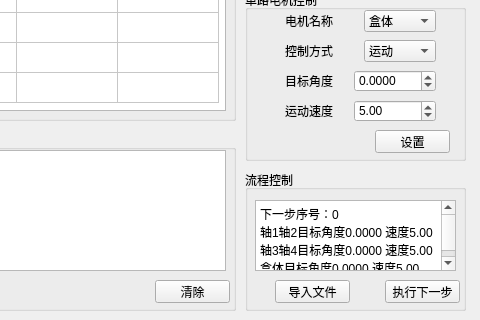
First picture: the form in gui.ui, repository angel263wy/Ctrl_cabinet, before the edit; both pictures show x 235 to 715 and y 110 to 430 of the 715 by 430 pixel window.
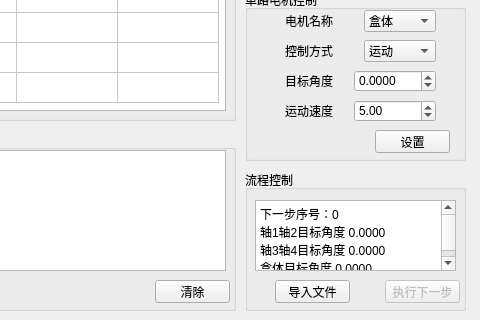
Second picture: the form after the edit.

```diff
--- a/gui.ui
+++ b/gui.ui
@@ -555,9 +555,9 @@
 p, li { white-space: pre-wrap; }
 &lt;/style&gt;&lt;/head&gt;&lt;body style=&quot; font-family:'SimSun'; font-size:9pt; font-weight:400; font-style:normal;&quot;&gt;
 &lt;p style=&quot; margin-top:0px; margin-bottom:0px; margin-left:0px; margin-right:0px; -qt-block-indent:0; text-indent:0px;&quot;&gt;下一步序号：0 &lt;/p&gt;
-&lt;p style=&quot; margin-top:0px; margin-bottom:0px; margin-left:0px; margin-right:0px; -qt-block-indent:0; text-indent:0px;&quot;&gt;轴1轴2目标角度0.0000 速度5.00 &lt;/p&gt;
-&lt;p style=&quot; margin-top:0px; margin-bottom:0px; margin-left:0px; margin-right:0px; -qt-block-indent:0; text-indent:0px;&quot;&gt;轴3轴4目标角度0.0000 速度5.00 &lt;/p&gt;
-&lt;p style=&quot; margin-top:0px; margin-bottom:0px; margin-left:0px; margin-right:0px; -qt-block-indent:0; text-indent:0px;&quot;&gt;盒体目标角度0.0000 速度5.00 &lt;/p&gt;&lt;/body&gt;&lt;/html&gt;</string>
+&lt;p style=&quot; margin-top:0px; margin-bottom:0px; margin-left:0px; margin-right:0px; -qt-block-indent:0; text-indent:0px;&quot;&gt;轴1轴2目标角度 0.0000 &lt;/p&gt;
+&lt;p style=&quot; margin-top:0px; margin-bottom:0px; margin-left:0px; margin-right:0px; -qt-block-indent:0; text-indent:0px;&quot;&gt;轴3轴4目标角度 0.0000 &lt;/p&gt;
+&lt;p style=&quot; margin-top:0px; margin-bottom:0px; margin-left:0px; margin-right:0px; -qt-block-indent:0; text-indent:0px;&quot;&gt;盒体目标角度 0.0000&lt;/p&gt;&lt;/body&gt;&lt;/html&gt;</string>
     </property>
    </widget>
    <widget class="QPushButton" name="pushButton_flow_file">
@@ -574,6 +574,9 @@
     </property>
    </widget>
    <widget class="QPushButton" name="pushButton_flow_next">
+    <property name="enabled">
+     <bool>false</bool>
+    </property>
     <property name="geometry">
      <rect>
       <x>140</x>
```
Left out of the diff: 38 changed lines with no effect on the pictures.
